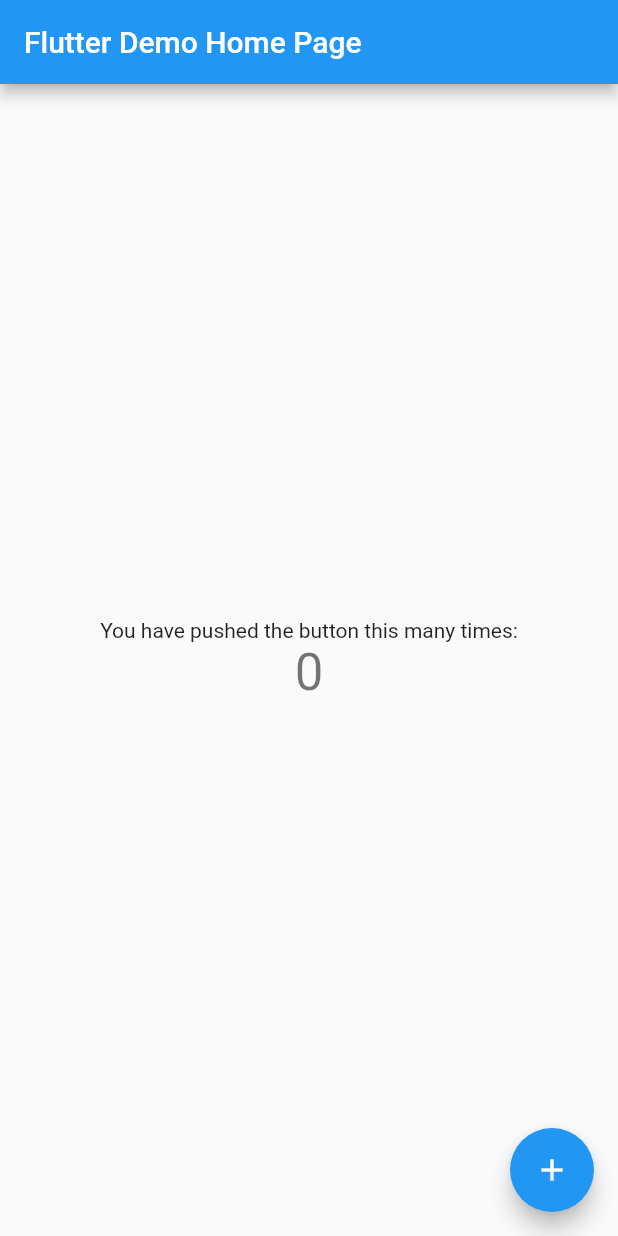
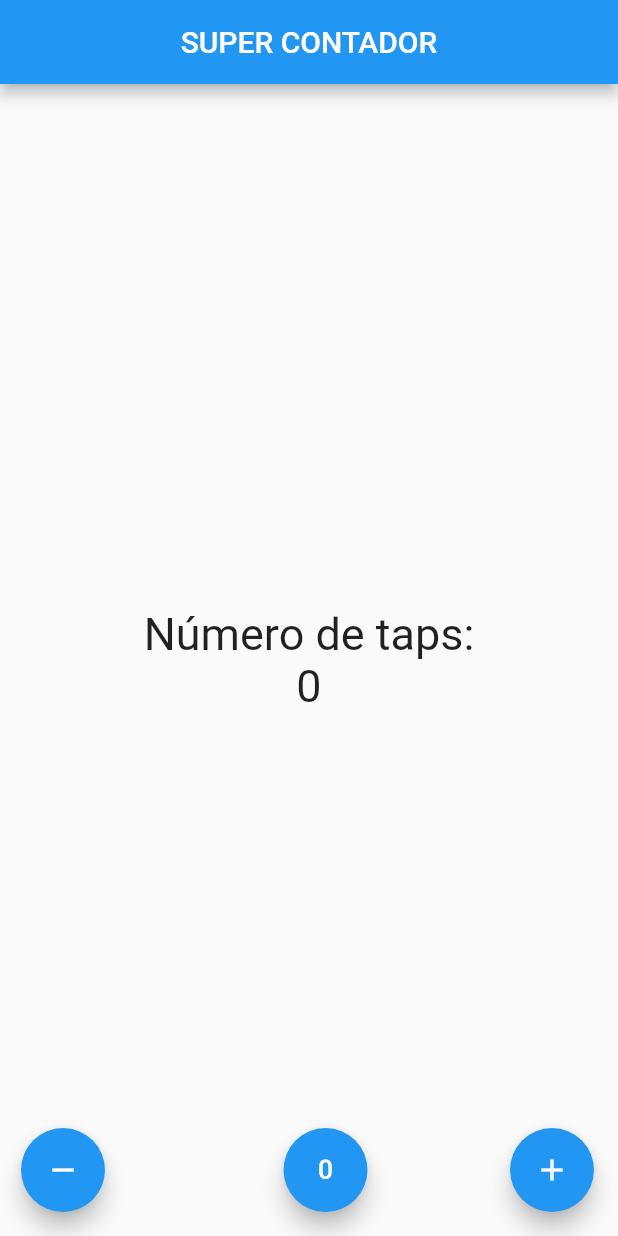
Before and after one commit to jolivaresfu/contador-flutter, a Flutter app: the screen it shows after launch, on a phone screen of 412 x 824 dp. Run offline on Flutter 3.47's test engine with Material 2 defaults, Android fonts, the phone set to English and light mode, and no system bars.

Commit message:
Add, substract and reset buttons

```diff
--- a/lib/main.dart
+++ b/lib/main.dart
@@ -1,117 +1,6 @@
+import 'package:contador/src/app.dart';
 import 'package:flutter/material.dart';
 
 void main() {
-  runApp(MyApp());
+  runApp(new MyApp());
 }
-
-class MyApp extends StatelessWidget {
-  // This widget is the root of your application.
-  @override
-  Widget build(BuildContext context) {
-    return MaterialApp(
-      title: 'Flutter Demo',
-      theme: ThemeData(
-        // This is the theme of your application.
-        //
-        // Try running your application with "flutter run". You'll see the
-        // application has a blue toolbar. Then, without quitting the app, try
-        // changing the primarySwatch below to Colors.green and then invoke
-        // "hot reload" (press "r" in the console where you ran "flutter run",
-        // or simply save your changes to "hot reload" in a Flutter IDE).
-        // Notice that the counter didn't reset back to zero; the application
-        // is not restarted.
-        primarySwatch: Colors.blue,
-        // This makes the visual density adapt to the platform that you run
-        // the app on. For desktop platforms, the controls will be smaller and
-        // closer together (more dense) than on mobile platforms.
-        visualDensity: VisualDensity.adaptivePlatformDensity,
-      ),
-      home: MyHomePage(title: 'Flutter Demo Home Page'),
-    );
-  }
-}
-
-class MyHomePage extends StatefulWidget {
-  MyHomePage({Key key, this.title}) : super(key: key);
-
-  // This widget is the home page of your application. It is stateful, meaning
-  // that it has a State object (defined below) that contains fields that affect
-  // how it looks.
-
-  // This class is the configuration for the state. It holds the values (in this
-  // case the title) provided by the parent (in this case the App widget) and
-  // used by the build method of the State. Fields in a Widget subclass are
-  // always marked "final".
-
-  final String title;
-
-  @override
-  _MyHomePageState createState() => _MyHomePageState();
-}
-
-class _MyHomePageState extends State<MyHomePage> {
-  int _counter = 0;
-
-  void _incrementCounter() {
-    setState(() {
-      // This call to setState tells the Flutter framework that something has
-      // changed in this State, which causes it to rerun the build method below
-      // so that the display can reflect the updated values. If we changed
-      // _counter without calling setState(), then the build method would not be
-      // called again, and so nothing would appear to happen.
-      _counter++;
-    });
-  }
-
-  @override
-  Widget build(BuildContext context) {
-    // This method is rerun every time setState is called, for instance as done
-    // by the _incrementCounter method above.
-    //
-    // The Flutter framework has been optimized to make rerunning build methods
-    // fast, so that you can just rebuild anything that needs updating rather
-    // than having to individually change instances of widgets.
-    return Scaffold(
-      appBar: AppBar(
-        // Here we take the value from the MyHomePage object that was created by
-        // the App.build method, and use it to set our appbar title.
-        title: Text(widget.title),
-      ),
-      body: Center(
-        // Center is a layout widget. It takes a single child and positions it
-        // in the middle of the parent.
-        child: Column(
-          // Column is also a layout widget. It takes a list of children and
-          // arranges them vertically. By default, it sizes itself to fit its
-          // children horizontally, and tries to be as tall as its parent.
-          //
-          // Invoke "debug painting" (press "p" in the console, choose the
-          // "Toggle Debug Paint" action from the Flutter Inspector in Android
-          // Studio, or the "Toggle Debug Paint" command in Visual Studio Code)
-          // to see the wireframe for each widget.
-          //
-          // Column has various properties to control how it sizes itself and
-          // how it positions its children. Here we use mainAxisAlignment to
-          // center the children vertically; the main axis here is the vertical
-          // axis because Columns are vertical (the cross axis would be
-          // horizontal).
-          mainAxisAlignment: MainAxisAlignment.center,
-          children: <Widget>[
-            Text(
-              'You have pushed the button this many times:',
-            ),
-            Text(
-              '$_counter',
-              style: Theme.of(context).textTheme.headline4,
-            ),
-          ],
-        ),
-      ),
-      floatingActionButton: FloatingActionButton(
-        onPressed: _incrementCounter,
-        tooltip: 'Increment',
-        child: Icon(Icons.add),
-      ), // This trailing comma makes auto-formatting nicer for build methods.
-    );
-  }
-}
--- /dev/null
+++ b/lib/src/app.dart
@@ -0,0 +1,15 @@
+
+import 'package:contador/src/pages/contador_page.dart';
+import 'package:flutter/material.dart';
+
+class MyApp extends StatelessWidget {
+  @override
+  Widget build(context) {
+    return MaterialApp(
+      debugShowCheckedModeBanner: false,
+      home: Center(
+        child: ContadorPage(),
+      ),
+    );
+  }
+}
--- /dev/null
+++ b/lib/src/pages/contador_page.dart
@@ -0,0 +1,61 @@
+import 'package:flutter/material.dart';
+
+class ContadorPage extends StatefulWidget {
+  @override
+  _ContadorPageState createState() => _ContadorPageState();
+}
+
+class _ContadorPageState extends State<ContadorPage> {
+  final _styleText = new TextStyle(fontSize: 30);
+  int _contador = 0;
+
+  @override
+  Widget build(BuildContext context) {
+    return Scaffold(
+      appBar: AppBar(
+        title: Text('SUPER CONTADOR'),
+        centerTitle: true,
+      ),
+      body: Center(
+        child: Column(
+          mainAxisAlignment: MainAxisAlignment.center,
+          children: <Widget>[
+            Text(
+              'Número de taps:',
+              style: _styleText,
+            ),
+            Text('$_contador', style: _styleText),
+          ],
+        ),
+      ),
+      floatingActionButton: _createButtons(),
+    );
+  }
+
+  Widget _createButtons() {
+    return Row(
+      mainAxisAlignment: MainAxisAlignment.end,
+      children: <Widget>[
+        SizedBox(width: 30.0),
+        FloatingActionButton(child: Icon(Icons.remove), onPressed: substract),
+        Expanded(child: SizedBox()),
+        FloatingActionButton(
+            child: Icon(Icons.exposure_zero), onPressed: reset),
+        SizedBox(width: 95.0),
+        FloatingActionButton(child: Icon(Icons.add), onPressed: add),
+      ],
+    );
+  }
+
+  void add() {
+    setState(() => _contador++);
+  }
+
+  void substract() {
+    setState(() => _contador--);
+  }
+
+  void reset() {
+    setState(() => _contador = 0);
+  }
+}
```
